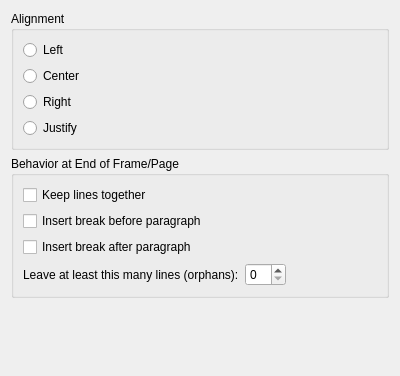
Qt form plugins/textshape/dialogs/ParagraphLayout.ui (KDE/calligra) before a commit.
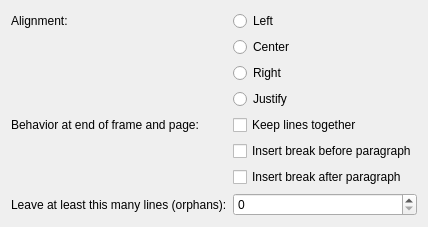
The same form after that commit.

Commit message: Port ParagraphLayout to QFormLayout

The edit to the form file:
```diff
--- a/plugins/textshape/dialogs/ParagraphLayout.ui
+++ b/plugins/textshape/dialogs/ParagraphLayout.ui
@@ -2,124 +2,87 @@
 <ui version="4.0">
  <class>ParagraphLayout</class>
  <widget class="QWidget" name="ParagraphLayout">
-  <property name="geometry">
-   <rect>
-    <x>0</x>
-    <y>0</y>
-    <width>400</width>
-    <height>376</height>
-   </rect>
-  </property>
-  <layout class="QVBoxLayout" name="verticalLayout">
+  <layout class="QHBoxLayout" name="mainLayout">
    <item>
-    <widget class="QGroupBox" name="groupBox">
-     <property name="title">
-      <string>Alignment</string>
-     </property>
-     <layout class="QGridLayout" name="gridLayout_3">
+    <layout class="QFormLayout" name="formLayout">
       <item row="0" column="0">
+      <widget class="QLabel" name="distanceLabel">
+       <property name="text">
+        <string>Alignment:</string>
+       </property>
+      </widget>
+     </item>
+     <item row="0" column="1">
        <widget class="QRadioButton" name="left">
         <property name="text">
          <string>Left</string>
         </property>
        </widget>
       </item>
-      <item row="1" column="0">
+     <item row="1" column="1">
        <widget class="QRadioButton" name="center">
         <property name="text">
          <string>Center</string>
         </property>
        </widget>
       </item>
-      <item row="2" column="0">
+     <item row="2" column="1">
        <widget class="QRadioButton" name="right">
         <property name="text">
          <string>Right</string>
         </property>
        </widget>
       </item>
-      <item row="3" column="0">
+     <item row="3" column="1">
        <widget class="QRadioButton" name="justify">
         <property name="text">
          <string>Justify</string>
         </property>
        </widget>
       </item>
-     </layout>
-    </widget>
-   </item>
-   <item>
-    <widget class="QGroupBox" name="groupBox_2">
-     <property name="title">
-      <string>Behavior at End of Frame/Page</string>
-     </property>
-     <layout class="QGridLayout" name="gridLayout_2">
-      <item row="0" column="0">
+     <item row="4" column="0">
+      <widget class="QLabel" name="distanceLabel">
+       <property name="text">
+        <string>Behavior at end of frame and page:</string>
+       </property>
+      </widget>
+     </item>
+     <item row="4" column="1">
        <widget class="QCheckBox" name="keepTogether">
         <property name="text">
          <string>Keep lines together</string>
         </property>
        </widget>
       </item>
-      <item row="1" column="0">
+     <item row="5" column="1">
        <widget class="QCheckBox" name="breakBefore">
         <property name="text">
          <string>Insert break before paragraph</string>
         </property>
        </widget>
       </item>
-      <item row="2" column="0">
+     <item row="6" column="1">
        <widget class="QCheckBox" name="breakAfter">
         <property name="text">
          <string>Insert break after paragraph</string>
         </property>
        </widget>
       </item>
-      <item row="3" column="0">
-       <layout class="QHBoxLayout" name="horizontalLayout">
-        <item>
+     <item row="7" column="0">
          <widget class="QLabel" name="label">
           <property name="text">
            <string>Leave at least this many lines (orphans):</string>
           </property>
-         </widget>
-        </item>
-        <item>
+       <property name="buddy">
+        <cstring>threshold</cstring>
+       </property>
+      </widget>
+     </item>
+     <item row="7" column="1">
          <widget class="QSpinBox" name="threshold"/>
         </item>
-        <item>
-         <spacer name="horizontalSpacer">
-          <property name="orientation">
-           <enum>Qt::Horizontal</enum>
-          </property>
-          <property name="sizeHint" stdset="0">
-           <size>
-            <width>40</width>
-            <height>20</height>
-           </size>
-          </property>
-         </spacer>
-        </item>
        </layout>
       </item>
      </layout>
     </widget>
-   </item>
-   <item>
-    <spacer>
-     <property name="orientation">
-      <enum>Qt::Vertical</enum>
-     </property>
-     <property name="sizeHint" stdset="0">
-      <size>
-       <width>20</width>
-       <height>40</height>
-      </size>
-     </property>
-    </spacer>
-   </item>
-  </layout>
- </widget>
- <resources/>
- <connections/>
 </ui>
```
Left out of the diff: 4 changed lines with no effect on the pictures. Lines whose indentation alone changed are shown as unchanged. The commit also changes 1 other file.
